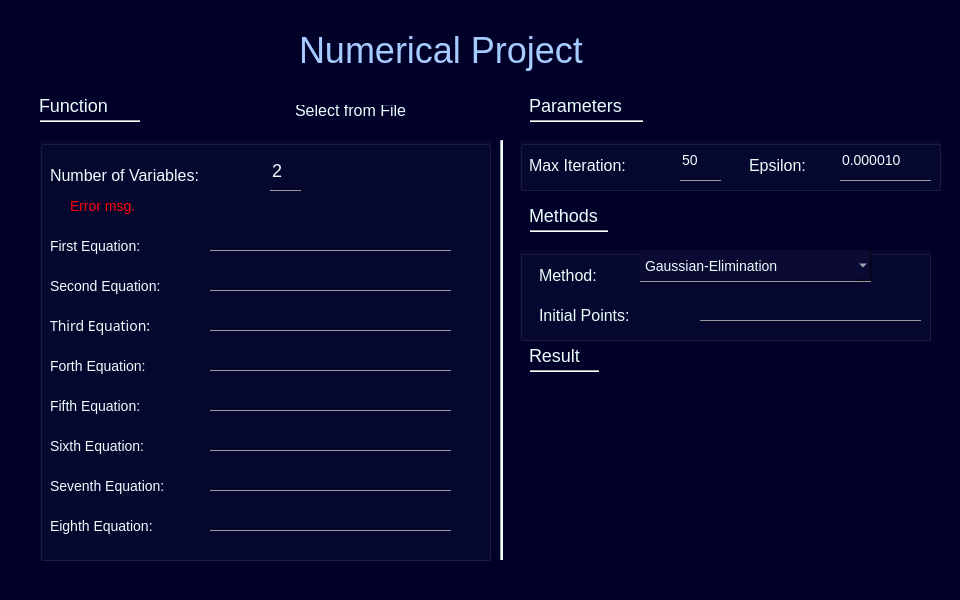
MahmoudElkarargy/Numerical_lab2, file Views/mainwindow.ui: the form before one commit.
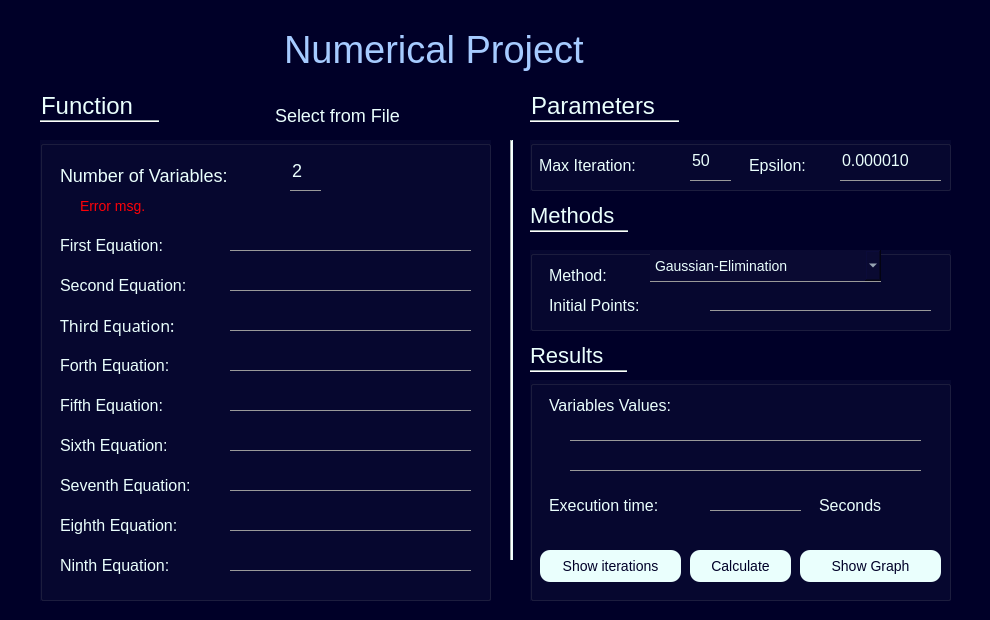
The form after the commit.

```diff
--- a/Views/mainwindow.ui
+++ b/Views/mainwindow.ui
@@ -6,8 +6,8 @@
    <rect>
     <x>0</x>
     <y>0</y>
-    <width>960</width>
-    <height>600</height>
+    <width>990</width>
+    <height>620</height>
    </rect>
   </property>
   <property name="windowTitle">
@@ -23,9 +23,9 @@
    <widget class="QLabel" name="label">
     <property name="geometry">
      <rect>
-      <x>285</x>
+      <x>270</x>
       <y>20</y>
-      <width>390</width>
+      <width>411</width>
       <height>60</height>
      </rect>
     </property>
@@ -33,7 +33,7 @@
      <string notr="true">background: transparent;
 color: rgb(166, 203, 255);
 margin: 5px;
-font-size: 36px;
+font-size: 38px;
 font-family: &quot;Lucida Console&quot;, &quot;Courier New&quot;, monospace;
 </string>
     </property>
@@ -46,7 +46,7 @@
      <rect>
       <x>30</x>
       <y>90</y>
-      <width>111</width>
+      <width>131</width>
       <height>31</height>
      </rect>
     </property>
@@ -54,7 +54,7 @@
      <string notr="true">background: transparent;
 color: rgb(234, 255, 253);
 margin: 5px;
-font-size: 18px;
+font-size: 24px;
 font-family: &quot;Lucida Console&quot;, &quot;Courier New&quot;, monospace;
 color: rgb(234, 255, 253);</string>
     </property>
@@ -65,10 +65,10 @@
    <widget class="QCheckBox" name="checkBox">
     <property name="geometry">
      <rect>
-      <x>270</x>
+      <x>250</x>
       <y>100</y>
-      <width>191</width>
-      <height>21</height>
+      <width>211</width>
+      <height>31</height>
      </rect>
     </property>
     <property name="styleSheet">
@@ -76,7 +76,7 @@
 background: transparent;
 color: rgb(234, 255, 253);
 margin: 5px;
-font-size: 16px;
+font-size: 18px;
 font-family: &quot;Lucida Console&quot;, &quot;Courier New&quot;, monospace;</string>
     </property>
     <property name="text">
@@ -88,7 +88,7 @@
      <rect>
       <x>40</x>
       <y>120</y>
-      <width>100</width>
+      <width>119</width>
       <height>2</height>
      </rect>
     </property>
@@ -105,7 +105,7 @@
       <x>40</x>
       <y>140</y>
       <width>451</width>
-      <height>421</height>
+      <height>461</height>
      </rect>
     </property>
     <property name="styleSheet">
@@ -117,16 +117,16 @@
     <widget class="QLabel" name="label_4">
      <property name="geometry">
       <rect>
-       <x>10</x>
+       <x>20</x>
        <y>20</y>
-       <width>191</width>
+       <width>221</width>
        <height>31</height>
       </rect>
      </property>
      <property name="styleSheet">
       <string notr="true">background: transparent;
 color: rgb(234, 255, 253);
-font-size: 16px;
+font-size: 18px;
 font-family: &quot;Lucida Console&quot;, &quot;Courier New&quot;, monospace;</string>
      </property>
      <property name="text">
@@ -136,7 +136,7 @@
     <widget class="QSpinBox" name="nbOfVariables">
      <property name="geometry">
       <rect>
-       <x>230</x>
+       <x>250</x>
        <y>10</y>
        <width>31</width>
        <height>41</height>
@@ -156,7 +156,7 @@
       <number>2</number>
      </property>
      <property name="maximum">
-      <number>8</number>
+      <number>9</number>
      </property>
      <property name="value">
       <number>2</number>
@@ -165,7 +165,7 @@
     <widget class="QLabel" name="errorMsg">
      <property name="geometry">
       <rect>
-       <x>30</x>
+       <x>40</x>
        <y>50</y>
        <width>351</width>
        <height>31</height>
@@ -184,16 +184,16 @@
     <widget class="QLabel" name="labelEqu1">
      <property name="geometry">
       <rect>
-       <x>10</x>
+       <x>20</x>
        <y>90</y>
-       <width>141</width>
+       <width>151</width>
        <height>31</height>
       </rect>
      </property>
      <property name="styleSheet">
       <string notr="true">background: transparent;
 color: rgb(234, 255, 253);
-font-size: 14px;
+font-size: 16px;
 font-family: &quot;Lucida Console&quot;, &quot;Courier New&quot;, monospace;</string>
      </property>
      <property name="text">
@@ -203,7 +203,7 @@
     <widget class="QLineEdit" name="lineEditEQ1">
      <property name="geometry">
       <rect>
-       <x>170</x>
+       <x>190</x>
        <y>90</y>
        <width>241</width>
        <height>21</height>
@@ -224,16 +224,16 @@
     <widget class="QLabel" name="labelEqu2">
      <property name="geometry">
       <rect>
-       <x>10</x>
+       <x>20</x>
        <y>130</y>
-       <width>141</width>
+       <width>161</width>
        <height>31</height>
       </rect>
      </property>
      <property name="styleSheet">
       <string notr="true">background: transparent;
 color: rgb(234, 255, 253);
-font-size: 14px;
+font-size: 16px;
 font-family: &quot;Lucida Console&quot;, &quot;Courier New&quot;, monospace;</string>
      </property>
      <property name="text">
@@ -243,9 +243,9 @@
     <widget class="QLabel" name="labelEqu3">
      <property name="geometry">
       <rect>
-       <x>10</x>
+       <x>20</x>
        <y>170</y>
-       <width>141</width>
+       <width>151</width>
        <height>31</height>
       </rect>
      </property>
@@ -253,15 +253,12 @@
       <font>
        <family>Lucida Console,Courier New,monospace</family>
        <pointsize>-1</pointsize>
-       <weight>50</weight>
-       <bold>false</bold>
-       <kerning>true</kerning>
       </font>
      </property>
      <property name="styleSheet">
       <string notr="true">background: transparent;
 color: rgb(234, 255, 253);
-font-size: 14px;
+font-size: 16px;
 font-family: &quot;Lucida Console&quot;, &quot;Courier New&quot;, monospace;</string>
      </property>
      <property name="inputMethodHints">
@@ -274,16 +271,16 @@
     <widget class="QLabel" name="labelEqu4">
      <property name="geometry">
       <rect>
-       <x>10</x>
+       <x>20</x>
        <y>210</y>
-       <width>141</width>
+       <width>151</width>
        <height>31</height>
       </rect>
      </property>
      <property name="styleSheet">
       <string notr="true">background: transparent;
 color: rgb(234, 255, 253);
-font-size: 14px;
+font-size: 16px;
 font-family: &quot;Lucida Console&quot;, &quot;Courier New&quot;, monospace;</string>
      </property>
      <property name="text">
@@ -293,16 +290,16 @@
     <widget class="QLabel" name="labelEqu5">
      <property name="geometry">
       <rect>
-       <x>10</x>
+       <x>20</x>
        <y>250</y>
-       <width>141</width>
+       <width>151</width>
        <height>31</height>
       </rect>
      </property>
      <property name="styleSheet">
       <string notr="true">background: transparent;
 color: rgb(234, 255, 253);
-font-size: 14px;
+font-size: 16px;
 font-family: &quot;Lucida Console&quot;, &quot;Courier New&quot;, monospace;</string>
      </property>
      <property name="text">
@@ -312,16 +309,16 @@
     <widget class="QLabel" name="labelEqu6">
      <property name="geometry">
       <rect>
-       <x>10</x>
+       <x>20</x>
        <y>290</y>
-       <width>141</width>
+       <width>151</width>
        <height>31</height>
       </rect>
      </property>
      <property name="styleSheet">
       <string notr="true">background: transparent;
 color: rgb(234, 255, 253);
-font-size: 14px;
+font-size: 16px;
 font-family: &quot;Lucida Console&quot;, &quot;Courier New&quot;, monospace;</string>
      </property>
      <property name="text">
@@ -331,16 +328,16 @@
     <widget class="QLabel" name="labelEqu7">
      <property name="geometry">
       <rect>
-       <x>10</x>
+       <x>20</x>
        <y>330</y>
-       <width>141</width>
+       <width>161</width>
        <height>31</height>
       </rect>
      </property>
      <property name="styleSheet">
       <string notr="true">background: transparent;
 color: rgb(234, 255, 253);
-font-size: 14px;
+font-size: 16px;
 font-family: &quot;Lucida Console&quot;, &quot;Courier New&quot;, monospace;</string>
      </property>
      <property name="text">
@@ -350,16 +347,16 @@
     <widget class="QLabel" name="labelEqu8">
      <property name="geometry">
       <rect>
-       <x>10</x>
+       <x>20</x>
        <y>370</y>
-       <width>131</width>
+       <width>151</width>
        <height>31</height>
       </rect>
      </property>
      <property name="styleSheet">
       <string notr="true">background: transparent;
 color: rgb(234, 255, 253);
-font-size: 14px;
+font-size: 16px;
 font-family: &quot;Lucida Console&quot;, &quot;Courier New&quot;, monospace;</string>
      </property>
      <property name="text">
@@ -369,7 +366,7 @@
     <widget class="QLineEdit" name="lineEditEQ3">
      <property name="geometry">
       <rect>
-       <x>170</x>
+       <x>190</x>
        <y>170</y>
        <width>241</width>
        <height>21</height>
@@ -387,7 +384,7 @@
     <widget class="QLineEdit" name="lineEditEQ4">
      <property name="geometry">
       <rect>
-       <x>170</x>
+       <x>190</x>
        <y>210</y>
        <width>241</width>
        <height>21</height>
@@ -405,7 +402,7 @@
     <widget class="QLineEdit" name="lineEditEQ5">
      <property name="geometry">
       <rect>
-       <x>170</x>
+       <x>190</x>
        <y>250</y>
        <width>241</width>
        <height>21</height>
@@ -423,7 +420,7 @@
     <widget class="QLineEdit" name="lineEditEQ6">
      <property name="geometry">
       <rect>
-       <x>170</x>
+       <x>190</x>
        <y>290</y>
        <width>241</width>
        <height>21</height>
@@ -441,7 +438,7 @@
     <widget class="QLineEdit" name="lineEditEQ7">
      <property name="geometry">
       <rect>
-       <x>170</x>
+       <x>190</x>
        <y>330</y>
        <width>241</width>
        <height>21</height>
@@ -459,7 +456,7 @@
     <widget class="QLineEdit" name="lineEditEQ8">
      <property name="geometry">
       <rect>
-       <x>170</x>
+       <x>190</x>
        <y>370</y>
        <width>241</width>
        <height>21</height>
@@ -477,7 +474,7 @@
     <widget class="QLineEdit" name="lineEditEQ2">
      <property name="geometry">
       <rect>
-       <x>170</x>
+       <x>190</x>
        <y>130</y>
        <width>241</width>
        <height>21</height>
@@ -495,13 +492,50 @@
       <string/>
      </property>
     </widget>
+    <widget class="QLabel" name="labelEqu9">
+     <property name="geometry">
+      <rect>
+       <x>20</x>
+       <y>410</y>
+       <width>151</width>
+       <height>31</height>
+      </rect>
+     </property>
+     <property name="styleSheet">
+      <string notr="true">background: transparent;
+color: rgb(234, 255, 253);
+font-size: 16px;
+font-family: &quot;Lucida Console&quot;, &quot;Courier New&quot;, monospace;</string>
+     </property>
+     <property name="text">
+      <string>Ninth Equation:</string>
+     </property>
+    </widget>
+    <widget class="QLineEdit" name="lineEditEQ9">
+     <property name="geometry">
+      <rect>
+       <x>190</x>
+       <y>410</y>
+       <width>241</width>
+       <height>21</height>
+      </rect>
+     </property>
+     <property name="styleSheet">
+      <string notr="true">border: 0;
+border-bottom: 1px solid #999;
+background: transparent;
+font-size: 12px;
+font-family: &quot;Lucida Console&quot;, &quot;Courier New&quot;, monospace;
+color: rgb(234, 255, 253);</string>
+     </property>
+    </widget>
    </widget>
    <widget class="QLabel" name="label_7">
     <property name="geometry">
      <rect>
       <x>520</x>
       <y>90</y>
-      <width>131</width>
+      <width>161</width>
       <height>31</height>
      </rect>
     </property>
@@ -509,7 +543,7 @@
      <string notr="true">background: transparent;
 color: rgb(234, 255, 253);
 margin: 5px;
-font-size: 18px;
+font-size: 24px;
 font-family: &quot;Lucida Console&quot;, &quot;Courier New&quot;, monospace;
 color: rgb(234, 255, 253);</string>
     </property>
@@ -522,7 +556,7 @@
      <rect>
       <x>530</x>
       <y>120</y>
-      <width>113</width>
+      <width>149</width>
       <height>2</height>
      </rect>
     </property>
@@ -536,7 +570,7 @@
    <widget class="QGroupBox" name="parametersGroup">
     <property name="geometry">
      <rect>
-      <x>520</x>
+      <x>530</x>
       <y>140</y>
       <width>421</width>
       <height>51</height>
@@ -582,7 +616,7 @@
       <string notr="true">border: 0;
 border-bottom: 1px solid #999;
 background: transparent;
-font-size: 14px;
+font-size: 16px;
 font-family: &quot;Lucida Console&quot;, &quot;Courier New&quot;, monospace;
 color: rgb(234, 255, 253);</string>
      </property>
@@ -596,7 +630,7 @@
     <widget class="QLabel" name="label_6">
      <property name="geometry">
       <rect>
-       <x>220</x>
+       <x>210</x>
        <y>10</y>
        <width>91</width>
        <height>31</height>
@@ -617,9 +651,9 @@
     <widget class="QDoubleSpinBox" name="Epsilon">
      <property name="geometry">
       <rect>
-       <x>320</x>
+       <x>310</x>
        <y>0</y>
-       <width>91</width>
+       <width>101</width>
        <height>41</height>
       </rect>
      </property>
@@ -628,7 +662,7 @@
 border-bottom: 1px solid #999;
 background: transparent;
 outline: none;
-font-size: 14px;
+font-size: 16px;
 font-family: &quot;Lucida Console&quot;, &quot;Courier New&quot;, monospace;
 color: rgb(234, 255, 253);</string>
      </property>
@@ -652,7 +686,7 @@
    <widget class="Line" name="line_3">
     <property name="geometry">
      <rect>
-      <x>500</x>
+      <x>510</x>
       <y>140</y>
       <width>3</width>
       <height>420</height>
@@ -670,7 +704,7 @@
      <rect>
       <x>520</x>
       <y>200</y>
-      <width>91</width>
+      <width>111</width>
       <height>31</height>
      </rect>
     </property>
@@ -678,7 +712,7 @@
      <string notr="true">background: transparent;
 color: rgb(234, 255, 253);
 margin: 5px;
-font-size: 18px;
+font-size: 22px;
 font-family: &quot;Lucida Console&quot;, &quot;Courier New&quot;, monospace;
 color: rgb(234, 255, 253);</string>
     </property>
@@ -691,7 +725,7 @@
      <rect>
       <x>530</x>
       <y>230</y>
-      <width>78</width>
+      <width>98</width>
       <height>2</height>
      </rect>
     </property>
@@ -705,10 +739,10 @@
    <widget class="QGroupBox" name="MethodsGroup">
     <property name="geometry">
      <rect>
-      <x>520</x>
+      <x>530</x>
       <y>250</y>
-      <width>411</width>
-      <height>91</height>
+      <width>421</width>
+      <height>81</height>
      </rect>
     </property>
     <property name="styleSheet">
@@ -785,7 +819,7 @@
      <property name="geometry">
       <rect>
        <x>10</x>
-       <y>50</y>
+       <y>40</y>
        <width>161</width>
        <height>31</height>
       </rect>
@@ -806,7 +840,7 @@
      <property name="geometry">
       <rect>
        <x>180</x>
-       <y>50</y>
+       <y>40</y>
        <width>221</width>
        <height>21</height>
       </rect>
@@ -829,7 +863,7 @@
      <rect>
       <x>520</x>
       <y>340</y>
-      <width>91</width>
+      <width>111</width>
       <height>31</height>
      </rect>
     </property>
@@ -837,12 +871,12 @@
      <string notr="true">background: transparent;
 color: rgb(234, 255, 253);
 margin: 5px;
-font-size: 18px;
+font-size: 22px;
 font-family: &quot;Lucida Console&quot;, &quot;Courier New&quot;, monospace;
 color: rgb(234, 255, 253);</string>
     </property>
     <property name="text">
-     <string>Result</string>
+     <string>Results</string>
     </property>
    </widget>
    <widget class="Line" name="line_5">
@@ -850,7 +884,7 @@
      <rect>
       <x>530</x>
       <y>370</y>
-      <width>69</width>
+      <width>97</width>
       <height>2</height>
      </rect>
     </property>
@@ -861,6 +895,211 @@
      <enum>Qt::Horizontal</enum>
     </property>
    </widget>
+   <widget class="QGroupBox" name="groupBox_2">
+    <property name="geometry">
+     <rect>
+      <x>530</x>
+      <y>380</y>
+      <width>421</width>
+      <height>221</height>
+     </rect>
+    </property>
+    <property name="styleSheet">
+     <string notr="true">background-color: rgba(152, 189, 255, 10);</string>
+    </property>
+    <property name="title">
+     <string/>
+    </property>
+    <widget class="QLabel" name="label_11">
+     <property name="geometry">
+      <rect>
+       <x>10</x>
+       <y>10</y>
+       <width>181</width>
+       <height>31</height>
+      </rect>
+     </property>
+     <property name="styleSheet">
+      <string notr="true">background: transparent;
+color: rgb(234, 255, 253);
+margin: 5px;
+font-size: 16px;
+font-family: &quot;Lucida Console&quot;, &quot;Courier New&quot;, monospace;
+color: rgb(234, 255, 253);</string>
+     </property>
+     <property name="text">
+      <string>Variables Values:</string>
+     </property>
+    </widget>
+    <widget class="QLineEdit" name="valuesResult1">
+     <property name="geometry">
+      <rect>
+       <x>40</x>
+       <y>40</y>
+       <width>351</width>
+       <height>21</height>
+      </rect>
+     </property>
+     <property name="styleSheet">
+      <string notr="true">border: 0;
+border-bottom: 1px solid #999;
+background: transparent;
+font-size: 14px;
+font-family: &quot;Lucida Console&quot;, &quot;Courier New&quot;, monospace;
+color: rgb(234, 255, 253);</string>
+     </property>
+     <property name="text">
+      <string/>
+     </property>
+    </widget>
+    <widget class="QLineEdit" name="valuesResult2">
+     <property name="geometry">
+      <rect>
+       <x>40</x>
+       <y>70</y>
+       <width>351</width>
+       <height>21</height>
+      </rect>
+     </property>
+     <property name="styleSheet">
+      <string notr="true">border: 0;
+border-bottom: 1px solid #999;
+background: transparent;
+font-size: 14px;
+font-family: &quot;Lucida Console&quot;, &quot;Courier New&quot;, monospace;
+color: rgb(234, 255, 253);</string>
+     </property>
+     <property name="text">
+      <string/>
+     </property>
+    </widget>
+    <widget class="QLabel" name="execTimeLabel">
+     <property name="geometry">
+      <rect>
+       <x>10</x>
+       <y>110</y>
+       <width>161</width>
+       <height>31</height>
+      </rect>
+     </property>
+     <property name="styleSheet">
+      <string notr="true">background: transparent;
+color: rgb(234, 255, 253);
+margin: 5px;
+font-size: 16px;
+font-family: &quot;Lucida Console&quot;, &quot;Courier New&quot;, monospace;
+color: rgb(234, 255, 253);</string>
+     </property>
+     <property name="text">
+      <string>Execution time:</string>
+     </property>
+    </widget>
+    <widget class="QLineEdit" name="excutionTime">
+     <property name="geometry">
+      <rect>
+       <x>180</x>
+       <y>110</y>
+       <width>91</width>
+       <height>21</height>
+      </rect>
+     </property>
+     <property name="styleSheet">
+      <string notr="true">border: 0;
+border-bottom: 1px solid #999;
+background: transparent;
+font-size: 14px;
+font-family: &quot;Lucida Console&quot;, &quot;Courier New&quot;, monospace;
+color: rgb(234, 255, 253);</string>
+     </property>
+     <property name="text">
+      <string/>
+     </property>
+    </widget>
+    <widget class="QLabel" name="SecondsLabel">
+     <property name="geometry">
+      <rect>
+       <x>280</x>
+       <y>110</y>
+       <width>91</width>
+       <height>31</height>
+      </rect>
+     </property>
+     <property name="styleSheet">
+      <string notr="true">background: transparent;
+color: rgb(234, 255, 253);
+margin: 5px;
+font-size: 16px;
+font-family: &quot;Lucida Console&quot;, &quot;Courier New&quot;, monospace;
+color: rgb(234, 255, 253);</string>
+     </property>
+     <property name="text">
+      <string>Seconds</string>
+     </property>
+    </widget>
+    <widget class="QPushButton" name="showIterations">
+     <property name="geometry">
+      <rect>
+       <x>10</x>
+       <y>170</y>
+       <width>141</width>
+       <height>32</height>
+      </rect>
+     </property>
+     <property name="styleSheet">
+      <string notr="true">border-radius: 10px;
+background-color: rgb(234, 255, 253);
+font-size: 14px;
+font-family: &quot;Lucida Console&quot;, &quot;Courier New&quot;, monospace;
+color: rgb(0, 0, 40);
+</string>
+     </property>
+     <property name="text">
+      <string>Show iterations</string>
+     </property>
+    </widget>
+    <widget class="QPushButton" name="calculate">
+     <property name="geometry">
+      <rect>
+       <x>160</x>
+       <y>170</y>
+       <width>101</width>
+       <height>32</height>
+      </rect>
+     </property>
+     <property name="styleSheet">
+      <string notr="true">border-radius: 10px;
+background-color: rgb(234, 255, 253);
+font-size: 14px;
+font-family: &quot;Lucida Console&quot;, &quot;Courier New&quot;, monospace;
+color: rgb(0, 0, 40);
+</string>
+     </property>
+     <property name="text">
+      <string>Calculate</string>
+     </property>
+    </widget>
+    <widget class="QPushButton" name="showGraph">
+     <property name="geometry">
+      <rect>
+       <x>270</x>
+       <y>170</y>
+       <width>141</width>
+       <height>32</height>
+      </rect>
+     </property>
+     <property name="styleSheet">
+      <string notr="true">border-radius: 10px;
+background-color: rgb(234, 255, 253);
+font-size: 14px;
+font-family: &quot;Lucida Console&quot;, &quot;Courier New&quot;, monospace;
+color: rgb(0, 0, 40);
+</string>
+     </property>
+     <property name="text">
+      <string>Show Graph</string>
+     </property>
+    </widget>
+   </widget>
   </widget>
  </widget>
  <layoutdefault spacing="6" margin="11"/>
```
